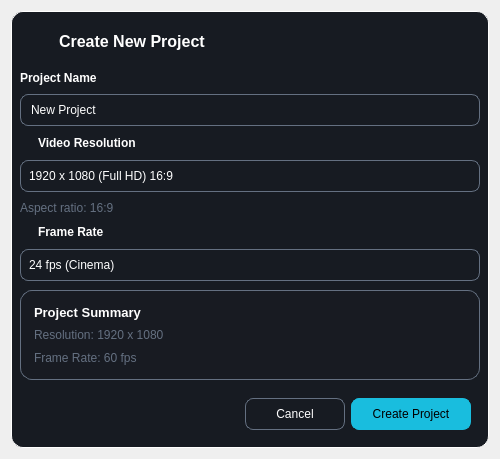
Qt form newprojectdialog.ui (drillarium/FrameFlow) before a commit.
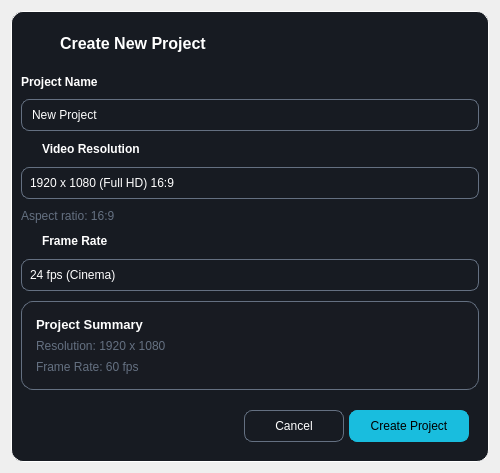
The same form after that commit. Icons and pictures are not drawn.

```diff
--- a/newprojectdialog.ui
+++ b/newprojectdialog.ui
@@ -7,7 +7,7 @@
     <x>0</x>
     <y>0</y>
     <width>500</width>
-    <height>459</height>
+    <height>473</height>
    </rect>
   </property>
   <property name="windowTitle">
@@ -127,19 +127,19 @@
     <widget class="QWidget" name="mainWidget" native="true">
      <layout class="QVBoxLayout" name="verticalLayout">
       <property name="spacing">
-       <number>9</number>
+       <number>10</number>
       </property>
       <property name="leftMargin">
-       <number>9</number>
+       <number>10</number>
       </property>
       <property name="topMargin">
-       <number>9</number>
+       <number>10</number>
       </property>
       <property name="rightMargin">
-       <number>9</number>
+       <number>10</number>
       </property>
       <property name="bottomMargin">
-       <number>9</number>
+       <number>10</number>
       </property>
       <item>
        <widget class="QWidget" name="headerNewProjectWidget" native="true">
@@ -150,17 +150,20 @@
          </sizepolicy>
         </property>
         <layout class="QHBoxLayout" name="horizontalLayout">
+         <property name="spacing">
+          <number>5</number>
+         </property>
          <property name="leftMargin">
-          <number>9</number>
+          <number>10</number>
          </property>
          <property name="topMargin">
-          <number>9</number>
+          <number>10</number>
          </property>
          <property name="rightMargin">
-          <number>9</number>
+          <number>10</number>
          </property>
          <property name="bottomMargin">
-          <number>9</number>
+          <number>10</number>
          </property>
          <item>
           <widget class="QLabel" name="label_2">
@@ -279,7 +282,7 @@
         </property>
         <layout class="QHBoxLayout" name="horizontalLayout_2">
          <property name="spacing">
-          <number>2</number>
+          <number>5</number>
          </property>
          <property name="leftMargin">
           <number>0</number>
@@ -405,7 +408,7 @@
         </property>
         <layout class="QHBoxLayout" name="horizontalLayout_3">
          <property name="spacing">
-          <number>2</number>
+          <number>5</number>
          </property>
          <property name="leftMargin">
           <number>0</number>
@@ -511,17 +514,20 @@
       <item>
        <widget class="QWidget" name="resumeWidget" native="true">
         <layout class="QVBoxLayout" name="verticalLayout_3">
+         <property name="spacing">
+          <number>5</number>
+         </property>
          <property name="leftMargin">
-          <number>14</number>
+          <number>15</number>
          </property>
          <property name="topMargin">
-          <number>14</number>
+          <number>15</number>
          </property>
          <property name="rightMargin">
-          <number>14</number>
+          <number>15</number>
          </property>
          <property name="bottomMargin">
-          <number>14</number>
+          <number>15</number>
          </property>
          <item>
           <widget class="QLabel" name="label_4">
@@ -562,17 +568,20 @@
          </sizepolicy>
         </property>
         <layout class="QHBoxLayout" name="horizontalLayout_4">
+         <property name="spacing">
+          <number>5</number>
+         </property>
          <property name="leftMargin">
-          <number>9</number>
+          <number>10</number>
          </property>
          <property name="topMargin">
-          <number>9</number>
+          <number>10</number>
          </property>
          <property name="rightMargin">
-          <number>9</number>
+          <number>10</number>
          </property>
          <property name="bottomMargin">
-          <number>9</number>
+          <number>10</number>
          </property>
          <item>
           <spacer name="horizontalSpacer">
```
Left out of the diff: 3 changed lines with no effect on the pictures.
